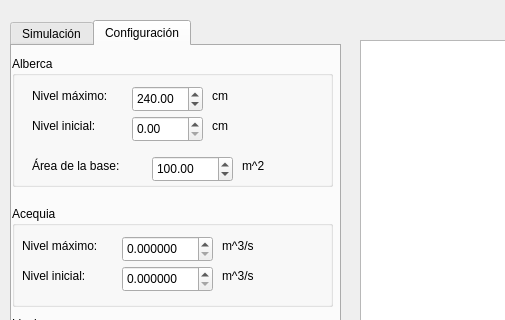
Qt form mainwindow.ui (pecec1to/proyecto) before a commit; both pictures show x 0 to 505 and y 0 to 320 of the 800 by 600 pixel window.
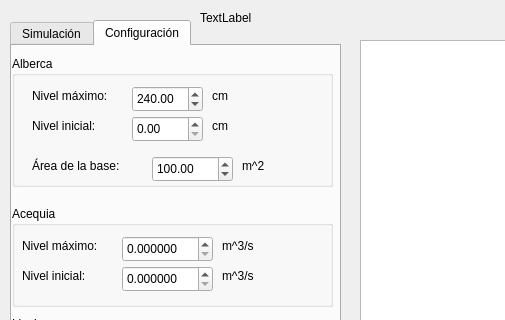
The same form after that commit.

Diff of the .ui file:
```diff
--- a/mainwindow.ui
+++ b/mainwindow.ui
@@ -753,6 +753,19 @@
      <string>TextLabel</string>
     </property>
    </widget>
+   <widget class="QLabel" name="Qacequia">
+    <property name="geometry">
+     <rect>
+      <x>200</x>
+      <y>10</y>
+      <width>131</width>
+      <height>16</height>
+     </rect>
+    </property>
+    <property name="text">
+     <string>TextLabel</string>
+    </property>
+   </widget>
   </widget>
   <widget class="QMenuBar" name="menubar">
    <property name="geometry">
```
Left out of the diff: 2 changed lines with no effect on the pictures.
